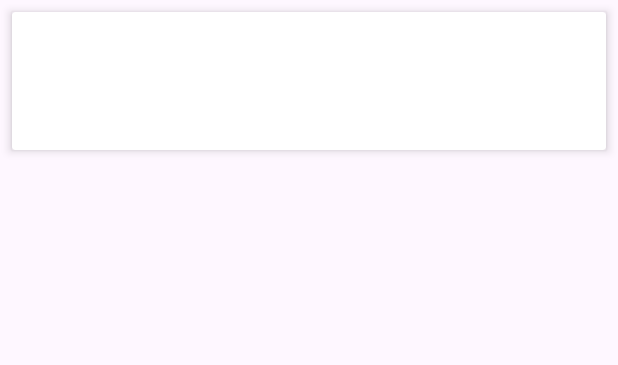
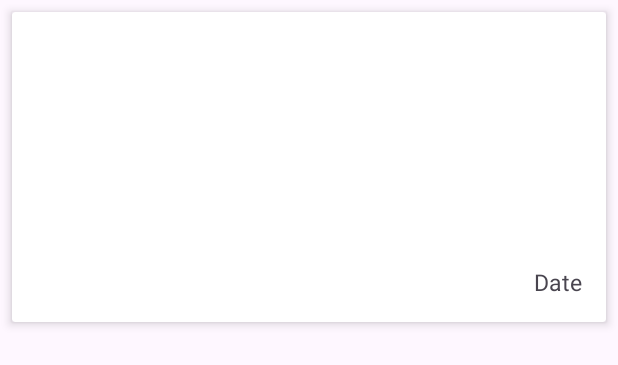
Before and after one commit to Noorrizky/Stories, an Android app: the layout item_story.xml on its own in the app's theme, with its tools: preview values and no code run, on a phone screen of 412 x 824 dp. Shown: the top 365 px of the screen. Run offline under Robolectric (Android 15) with nearby library versions, the phone set to English and light mode, and no system bars; network calls fail.

Commit message:
400 bad request di Main Activity

```diff
--- a/app/src/main/java/com/example/myapplication/data/UserRepository.kt
+++ b/app/src/main/java/com/example/myapplication/data/UserRepository.kt
@@ -7,6 +7,8 @@ import com.example.myapplication.data.response.RegisterResponse
 import com.example.myapplication.data.response.StoryResponse
 import com.example.myapplication.data.retrofit.ApiService
 import kotlinx.coroutines.flow.Flow
+import kotlinx.coroutines.flow.first
+import kotlinx.coroutines.flow.flow
 
 class UserRepository private constructor(
     private val userPreference: UserPreference,
@@ -43,7 +45,7 @@ class UserRepository private constructor(
     }
 
     suspend fun getStories(token: String): StoryResponse {
-        return apiService.getStories(token)
+        return apiService.getStories("Bearer $token")
     }
 
     companion object {
--- a/app/src/main/java/com/example/myapplication/di/Injection.kt
+++ b/app/src/main/java/com/example/myapplication/di/Injection.kt
@@ -5,11 +5,14 @@ import com.example.myapplication.data.UserRepository
 import com.example.myapplication.data.pref.UserPreference
 import com.example.myapplication.data.pref.dataStore
 import com.example.myapplication.data.retrofit.ApiConfig
+import kotlinx.coroutines.runBlocking
+import kotlinx.coroutines.flow.first
 
 object Injection {
     fun provideRepository(context: Context): UserRepository {
-        val apiService = ApiConfig.create()
         val pref = UserPreference.getInstance(context.dataStore)
+        val user = runBlocking { pref.getSession().first() }
+        val apiService = ApiConfig.getApiService(user.token)
         return UserRepository.getInstance(pref, apiService)
     }
 }
--- a/app/src/main/java/com/example/myapplication/view/main/MainActivity.kt
+++ b/app/src/main/java/com/example/myapplication/view/main/MainActivity.kt
@@ -11,8 +11,8 @@ import androidx.lifecycle.Observer
 import androidx.recyclerview.widget.LinearLayoutManager
 import com.example.myapplication.adapter.StoryAdapter
 import com.example.myapplication.databinding.ActivityMainBinding
+import com.example.myapplication.view.welcome.WelcomeActivity
 import com.example.myapplication.view.ViewModelFactory
-import com.example.myapplication.view.welcome.WelcomeActivity
 
 class MainActivity : AppCompatActivity() {
     private val viewModel by viewModels<MainViewModel> {
@@ -30,7 +30,7 @@ class MainActivity : AppCompatActivity() {
                 startActivity(Intent(this, WelcomeActivity::class.java))
                 finish()
             } else {
-                viewModel.getStories("Bearer ${user.token}")
+                viewModel.getStories(user.token)
             }
         })
 
--- a/app/src/main/java/com/example/myapplication/view/main/StoryAdapter.kt
+++ b/app/src/main/java/com/example/myapplication/view/main/StoryAdapter.kt
@@ -23,12 +23,12 @@ class StoryAdapter : ListAdapter<ListStoryItem, StoryAdapter.StoryViewHolder>(DI
     class StoryViewHolder(private val binding: ItemStoryBinding) : RecyclerView.ViewHolder(binding.root) {
         fun bind(story: ListStoryItem) {
             binding.tvItemName.text = story.name
+            binding.tvItemDate.text = story.createdAt
             binding.tvItemDescription.text = story.description
             Glide.with(itemView.context)
                 .load(story.photoUrl)
                 .into(binding.ivItemPhoto)
 
-            // Placeholder untuk klik item - akan digunakan nanti untuk detail activity
             itemView.setOnClickListener {
                 // Implementasi untuk membuka detail activity
             }
--- a/app/src/main/res/layout/item_story.xml
+++ b/app/src/main/res/layout/item_story.xml
@@ -38,6 +38,17 @@
             app:layout_constraintStart_toStartOf="@id/tvItemName"
             app:layout_constraintTop_toBottomOf="@id/tvItemName"
             app:layout_constraintEnd_toEndOf="parent" />
-
+        <TextView
+            android:id="@+id/tv_item_date"
+            android:layout_width="wrap_content"
+            android:layout_height="wrap_content"
+            android:layout_marginStart="30dp"
+            android:layout_marginTop="36dp"
+            android:textSize="15sp"
+            android:text="Date"
+            app:layout_constraintEnd_toEndOf="parent"
+            app:layout_constraintHorizontal_bias="0.924"
+            app:layout_constraintStart_toEndOf="@id/tvItemName"
+            app:layout_constraintTop_toBottomOf="@+id/ivItemPhoto" />
     </androidx.constraintlayout.widget.ConstraintLayout>
 </androidx.cardview.widget.CardView>
```
Also changed, not shown: app/src/main/java/com/example/myapplication/data/retrofit/ApiConfig.kt (+1 -7 lines), app/src/main/java/com/example/myapplication/view/main/MainViewModel.kt (+11 -3 lines).
